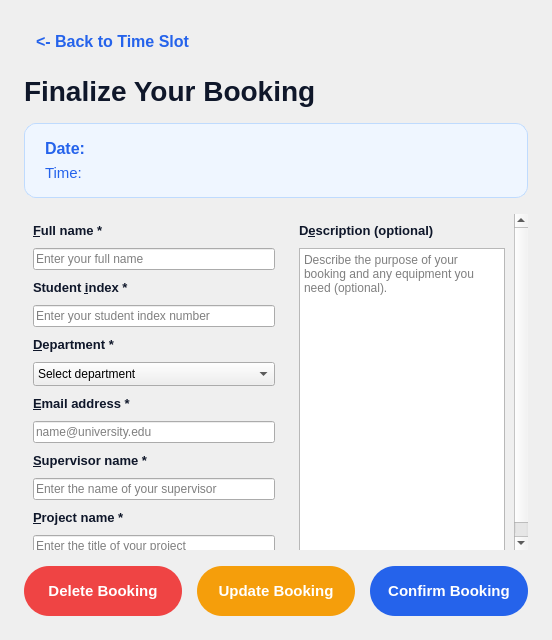
Above: ui/forms/page3.ui from PPAS-Rashmika/SYNCLAB-Centralized-Workshop-Laboratory-Allocation-Platform before the change. Below: the same form after it.
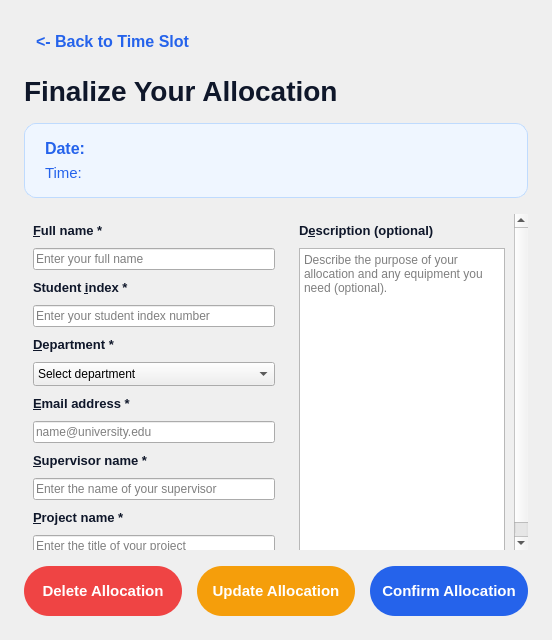
That is the form after the change.

The edit to the form file:
```diff
--- a/ui/forms/page3.ui
+++ b/ui/forms/page3.ui
@@ -41,7 +41,7 @@
       <enum>Qt::PlainText</enum>
      </property>
      <property name="text">
-      <string>Finalize Your Booking</string>
+      <string>Finalize Your Allocation</string>
      </property>
      <property name="styleSheet">
       <string notr="true">font-size: 28px; font-weight: 900; color: #0F172A;</string>
@@ -347,7 +347,7 @@
           <bool>false</bool>
          </property>
          <property name="placeholderText">
-          <string>Describe the purpose of your booking and any equipment you need (optional).</string>
+          <string>Describe the purpose of your allocation and any equipment you need (optional).</string>
          </property>
          <property name="sizePolicy">
           <sizepolicy hsizetype="Expanding" vsizetype="Expanding">
@@ -372,7 +372,7 @@
         <bool>false</bool>
        </property>
        <property name="text">
-        <string>Delete Booking</string>
+        <string>Delete Allocation</string>
        </property>
        <property name="minimumSize">
         <size>
@@ -394,7 +394,7 @@
         <bool>false</bool>
        </property>
        <property name="text">
-        <string>Update Booking</string>
+        <string>Update Allocation</string>
        </property>
        <property name="minimumSize">
         <size>
@@ -413,7 +413,7 @@
      <item>
       <widget class="QPushButton" name="submitBtn">
        <property name="text">
-        <string>Confirm Booking</string>
+        <string>Confirm Allocation</string>
        </property>
        <property name="minimumSize">
         <size>
```
